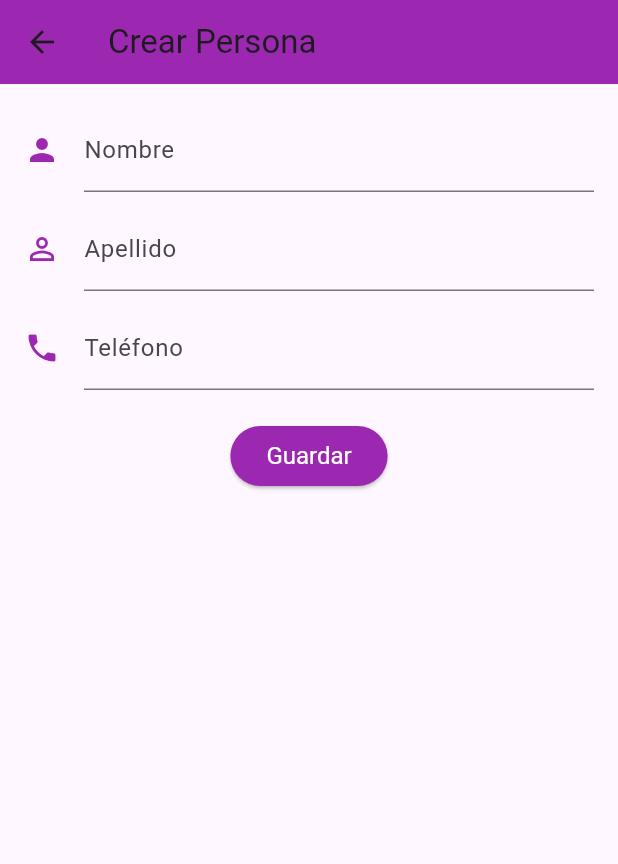
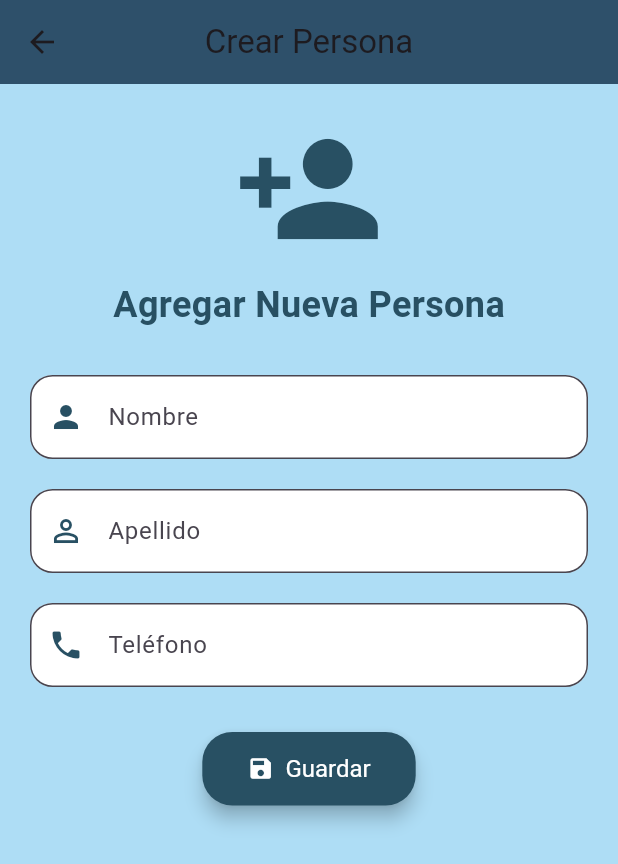
Before and after one commit to YormanOna/Tarea2.2_Api, a Flutter app: the screen it shows after launch, after a tap on "Agregar Persona", on a phone screen of 412 x 824 dp. Shown: the top 864 px of the screen. Run offline on Flutter 3.47's test engine with Material 3 defaults, Android fonts, the phone set to English and light mode, and no system bars; network calls fail.

Commit message:
Front V2.0.0

```diff
--- a/frontend/lib/main.dart
+++ b/frontend/lib/main.dart
@@ -9,11 +9,10 @@
 class MyApp extends StatelessWidget {
   const MyApp({super.key});
 
-  // This widget is the root of your application.
   @override
   Widget build(BuildContext context) {
     return MaterialApp(
-      title: 'Flutter Demo',
+      title: 'Tarea 2.2',
       home: HomePage(),
     );
   }
--- a/frontend/lib/view/crear_persona_page.dart
+++ b/frontend/lib/view/crear_persona_page.dart
@@ -3,9 +3,8 @@ import '../controllers/datos_controller.dart';
 import '../models/datos_model.dart';
 
 class CrearPersonaPage extends StatefulWidget {
-  final DatosApi? persona; // Agregar parámetro para recibir persona
+  final DatosApi? persona;
 
-  // Modificar el constructor para aceptar la persona opcional
   CrearPersonaPage({Key? key, this.persona}) : super(key: key);
 
   @override
@@ -25,7 +24,6 @@ class _CrearPersonaPageState extends State<CrearPersonaPage> {
   void initState() {
     super.initState();
     if (widget.persona != null) {
-      // Si hay una persona, llenar los campos con los datos existentes
       _nombreController.text = widget.persona!.nombre;
       _apellidoController.text = widget.persona!.apellido;
       _telefonoController.text = widget.persona!.telefono;
@@ -46,20 +44,18 @@ class _CrearPersonaPageState extends State<CrearPersonaPage> {
         };
 
         if (widget.persona == null) {
-          // Si no hay persona (creación)
           await _controladorDatos.crearDato(nuevaPersona);
           ScaffoldMessenger.of(context).showSnackBar(
             SnackBar(content: Text('Persona creada exitosamente')),
           );
         } else {
-          // Si hay persona (edición)
           await _controladorDatos.actualizarDato(widget.persona!.id, nuevaPersona);
           ScaffoldMessenger.of(context).showSnackBar(
             SnackBar(content: Text('Persona actualizada exitosamente')),
           );
         }
 
-        Navigator.pop(context);  // Regresar a la página anterior y recargar los datos
+        Navigator.pop(context);
       } catch (e) {
         ScaffoldMessenger.of(context).showSnackBar(
           SnackBar(content: Text('Error: ${e.toString()}')),
@@ -77,91 +73,129 @@ class _CrearPersonaPageState extends State<CrearPersonaPage> {
     return Scaffold(
       appBar: AppBar(
         title: Text(widget.persona == null ? 'Crear Persona' : 'Editar Persona'),
-        backgroundColor: Colors.purple,
+        backgroundColor: const Color.fromARGB(255, 40, 80, 99),
+        centerTitle: true,
+        elevation: 5,
       ),
       body: SingleChildScrollView(
-        padding: EdgeInsets.all(16.0),
+        padding: EdgeInsets.all(20.0),
         child: Form(
           key: _formKey,
           child: Column(
             children: [
+              // Encabezado visual
+              Icon(
+                widget.persona == null ? Icons.person_add : Icons.edit,
+                size: 100,
+                color: const Color.fromARGB(255, 40, 80, 99),
+              ),
+              SizedBox(height: 10),
+              Text(
+                widget.persona == null ? 'Agregar Nueva Persona' : 'Editar Persona',
+                style: TextStyle(
+                  fontSize: 24,
+                  color: const Color.fromARGB(255, 40, 80, 99),
+                  fontWeight: FontWeight.bold,
+                ),
+              ),
+              SizedBox(height: 30),
+
               // Nombre
               TextFormField(
                 controller: _nombreController,
                 decoration: InputDecoration(
                   labelText: 'Nombre',
-                  icon: Icon(Icons.person, color: Colors.purple),
+                  prefixIcon: Icon(Icons.person, color: const Color.fromARGB(255, 40, 80, 99)),
+                  filled: true,
+                  fillColor: Colors.white,
+                  border: OutlineInputBorder(
+                    borderRadius: BorderRadius.circular(15),
+                  ),
                 ),
                 validator: (value) {
                   if (value == null || value.isEmpty) {
                     return 'Por favor, introduce un nombre';
                   }
-                  // Validación para permitir solo letras
                   if (!RegExp(r'^[a-zA-Z]+$').hasMatch(value)) {
                     return 'El nombre solo debe contener letras';
                   }
                   return null;
                 },
               ),
-              SizedBox(height: 10),
+              SizedBox(height: 20),
 
               // Apellido
               TextFormField(
                 controller: _apellidoController,
                 decoration: InputDecoration(
                   labelText: 'Apellido',
-                  icon: Icon(Icons.person_outline, color: Colors.purple),
+                  prefixIcon: Icon(Icons.person_outline, color: const Color.fromARGB(255, 40, 80, 99)),
+                  filled: true,
+                  fillColor: Colors.white,
+                  border: OutlineInputBorder(
+                    borderRadius: BorderRadius.circular(15),
+                  ),
                 ),
                 validator: (value) {
                   if (value == null || value.isEmpty) {
                     return 'Por favor, introduce un apellido';
                   }
-                  // Validación para permitir solo letras
                   if (!RegExp(r'^[a-zA-Z]+$').hasMatch(value)) {
                     return 'El apellido solo debe contener letras';
                   }
                   return null;
                 },
               ),
-              SizedBox(height: 10),
+              SizedBox(height: 20),
 
               // Teléfono
               TextFormField(
                 controller: _telefonoController,
                 decoration: InputDecoration(
                   labelText: 'Teléfono',
-                  icon: Icon(Icons.phone, color: Colors.purple),
+                  prefixIcon: Icon(Icons.phone, color: const Color.fromARGB(255, 40, 80, 99)),
+                  filled: true,
+                  fillColor: Colors.white,
+                  border: OutlineInputBorder(
+                    borderRadius: BorderRadius.circular(15),
+                  ),
                 ),
                 keyboardType: TextInputType.phone,
                 validator: (value) {
                   if (value == null || value.isEmpty) {
                     return 'Por favor, introduce un número de teléfono';
                   }
-                  // Validación para permitir solo números y longitud de 10 caracteres
                   if (!RegExp(r'^[0-9]{10}$').hasMatch(value)) {
                     return 'El teléfono debe contener solo 10 dígitos numéricos';
                   }
                   return null;
                 },
               ),
-              SizedBox(height: 20),
+              SizedBox(height: 30),
 
               // Botón de guardar
               _isLoading
                   ? CircularProgressIndicator()
-                  : ElevatedButton(
+                  : ElevatedButton.icon(
                       onPressed: _crearOActualizarPersona,
-                child: Text(widget.persona == null ? 'Guardar' : 'Actualizar'),
+                      icon: Icon(Icons.save),
+                      label: Text(widget.persona == null ? 'Guardar' : 'Actualizar'),
                       style: ElevatedButton.styleFrom(
+                        backgroundColor: const Color.fromARGB(255, 40, 80, 99),
                         foregroundColor: Colors.white,
-                  backgroundColor: Colors.purple,
+                        padding: EdgeInsets.symmetric(horizontal: 30, vertical: 15),
                         textStyle: TextStyle(fontSize: 16),
+                        shape: RoundedRectangleBorder(
+                          borderRadius: BorderRadius.circular(20),
+                        ),
+                        elevation: 5,
                       ),
                     ),
             ],
           ),
         ),
       ),
+      backgroundColor: const Color.fromARGB(255, 174, 221, 245),
     );
   }
 
--- a/frontend/lib/view/home_page.dart
+++ b/frontend/lib/view/home_page.dart
@@ -7,13 +7,43 @@ class HomePage extends StatelessWidget {
   Widget build(BuildContext context) {
     return Scaffold(
       appBar: AppBar(
-        title: Text('Página Principal'),
-        backgroundColor: Colors.purple,
+  title: Text(
+    'Bienvenido',
+    style: TextStyle(color: Colors.white),
   ),
-      body: Center(
+  backgroundColor: const Color.fromARGB(255, 40, 80, 99),
+  centerTitle: true,
+  elevation: 5,
+      ),
+      body: Container(
+        decoration: BoxDecoration(
+          gradient: LinearGradient(
+            colors: [const Color.fromARGB(255, 174, 221, 245), const Color.fromARGB(255, 120, 156, 186)],
+            begin: Alignment.topCenter,
+            end: Alignment.bottomCenter,
+          ),
+        ),
+        child: Center(
           child: Column(
             mainAxisAlignment: MainAxisAlignment.center,
             children: [
+              // Ícono y título principal
+              Icon(
+                Icons.person_pin,
+                size: 100,
+                color: Colors.white,
+              ),
+              SizedBox(height: 20),
+              Text(
+                'Lista de Contactos',
+                style: TextStyle(
+                  fontSize: 24,
+                  color: Colors.white,
+                  fontWeight: FontWeight.bold,
+                ),
+              ),
+              SizedBox(height: 40),
+
               // Botón de Agregar
               ElevatedButton(
                 onPressed: () {
@@ -22,15 +52,27 @@ class HomePage extends StatelessWidget {
                     MaterialPageRoute(builder: (context) => CrearPersonaPage()),
                   );
                 },
-              child: Text('Agregar Persona'),
+                child: Row(
+                  mainAxisSize: MainAxisSize.min,
+                  children: [
+                    Icon(Icons.add, size: 24),
+                    SizedBox(width: 10),
+                    Text('Agregar Persona'),
+                  ],
+                ),
                 style: ElevatedButton.styleFrom(
-                backgroundColor: Colors.purple,
-                foregroundColor: Colors.white,
+                  backgroundColor: Colors.white,
+                  foregroundColor: Colors.blue,
                   padding: EdgeInsets.symmetric(horizontal: 20, vertical: 15),
                   textStyle: TextStyle(fontSize: 16),
+                  shape: RoundedRectangleBorder(
+                    borderRadius: BorderRadius.circular(30),
+                  ),
+                  elevation: 5,
                 ),
               ),
               SizedBox(height: 20),
+
               // Botón de Listar Todos
               ElevatedButton(
                 onPressed: () {
@@ -39,17 +81,29 @@ class HomePage extends StatelessWidget {
                     MaterialPageRoute(builder: (context) => MostrarListaPage()),
                   );
                 },
-              child: Text('Listar Personas'),
+                child: Row(
+                  mainAxisSize: MainAxisSize.min,
+                  children: [
+                    Icon(Icons.list, size: 24),
+                    SizedBox(width: 10),
+                    Text('Listar Personas'),
+                  ],
+                ),
                 style: ElevatedButton.styleFrom(
-                backgroundColor: Colors.purple,
-                foregroundColor: Colors.white,
+                  backgroundColor: Colors.white,
+                  foregroundColor: Colors.blue,
                   padding: EdgeInsets.symmetric(horizontal: 20, vertical: 15),
                   textStyle: TextStyle(fontSize: 16),
+                  shape: RoundedRectangleBorder(
+                    borderRadius: BorderRadius.circular(30),
+                  ),
+                  elevation: 5,
                 ),
               ),
             ],
           ),
         ),
+      ),
     );
   }
 }
```
Also changed, not shown: frontend/lib/view/mostrar_lista_page.dart (+54 -21 lines). Lines whose indentation alone changed are shown as unchanged.
